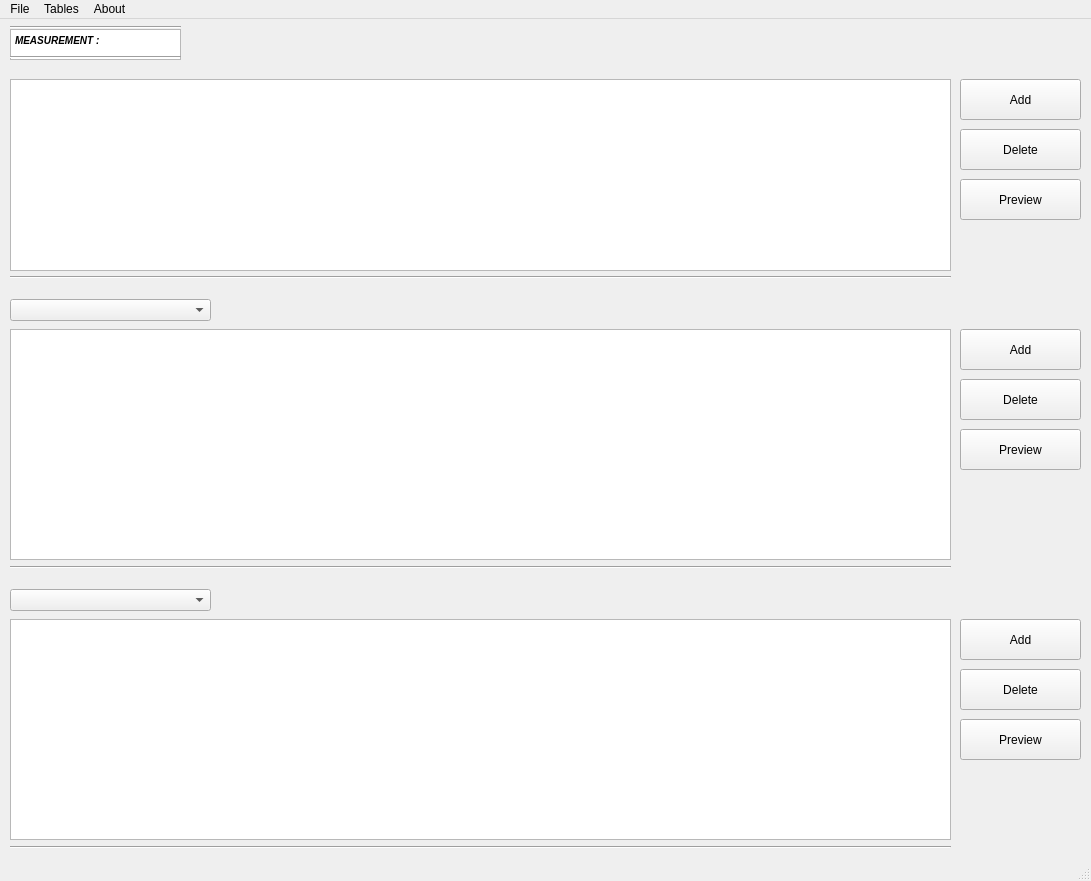
This is FFSDatabaseInterface.ui in shimanskIA/FFS-Software as Qt 5 draws it before an edit. The edited form follows.
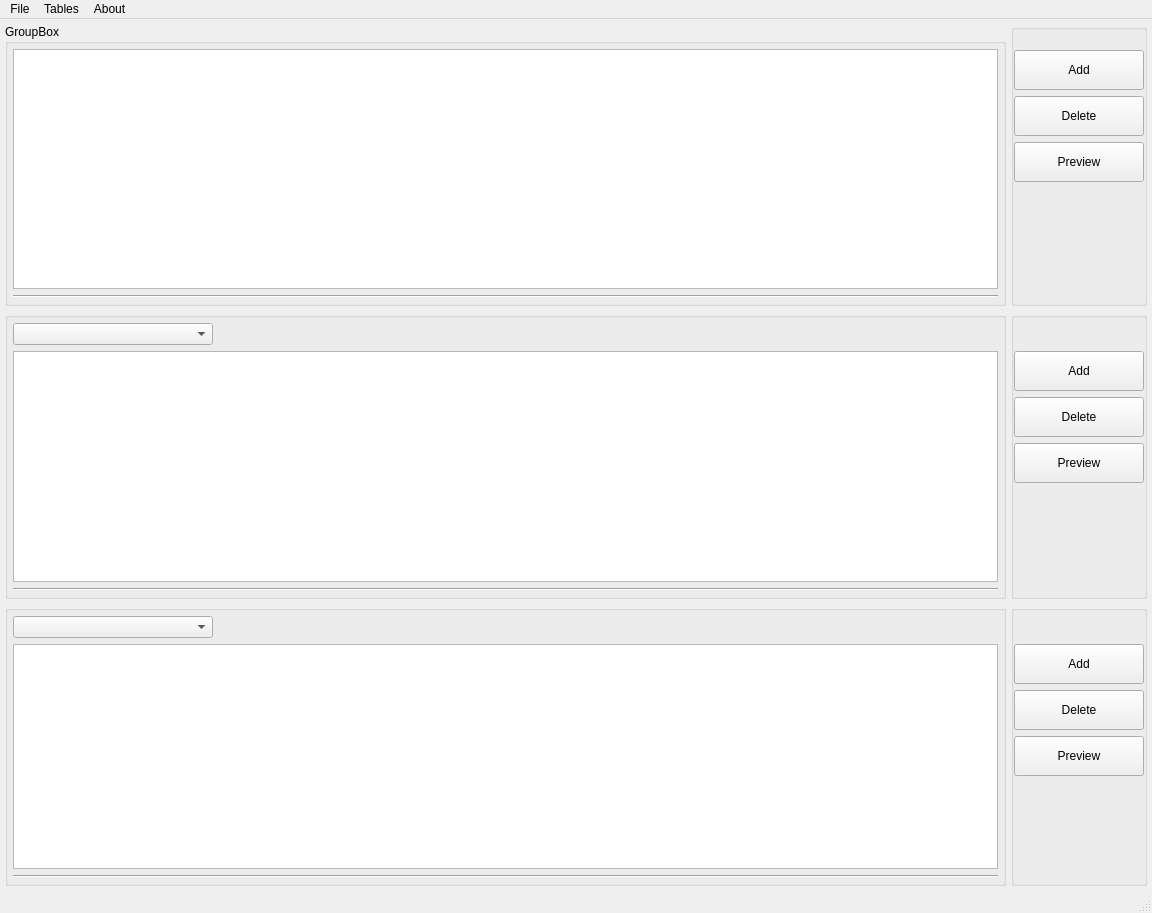
This is the edited form. Icons and pictures are not drawn.

Commit message: main form was made scalable, added new icon to main view

Patch:
```diff
--- a/FFSDatabaseInterface.ui
+++ b/FFSDatabaseInterface.ui
@@ -6,10 +6,16 @@
    <rect>
     <x>0</x>
     <y>0</y>
-    <width>1091</width>
-    <height>881</height>
+    <width>1152</width>
+    <height>913</height>
    </rect>
   </property>
+  <property name="minimumSize">
+   <size>
+    <width>0</width>
+    <height>0</height>
+   </size>
+  </property>
   <property name="windowTitle">
    <string>FFSProcessor</string>
   </property>
@@ -20,121 +26,67 @@
      <verstretch>0</verstretch>
     </sizepolicy>
    </property>
-   <widget class="QTextBrowser" name="tableName">
-    <property name="geometry">
-     <rect>
-      <x>10</x>
-      <y>10</y>
-      <width>171</width>
-      <height>31</height>
-     </rect>
+   <layout class="QVBoxLayout" name="verticalLayout_2" stretch="0,0,0">
+    <property name="leftMargin">
+     <number>5</number>
     </property>
-    <property name="font">
-     <font>
-      <weight>75</weight>
-      <italic>true</italic>
-      <bold>true</bold>
-     </font>
+    <property name="topMargin">
+     <number>5</number>
     </property>
-    <property name="html">
-     <string>&lt;!DOCTYPE HTML PUBLIC &quot;-//W3C//DTD HTML 4.0//EN&quot; &quot;http://www.w3.org/TR/REC-html40/strict.dtd&quot;&gt;
-&lt;html&gt;&lt;head&gt;&lt;meta name=&quot;qrichtext&quot; content=&quot;1&quot; /&gt;&lt;style type=&quot;text/css&quot;&gt;
-p, li { white-space: pre-wrap; }
-&lt;/style&gt;&lt;/head&gt;&lt;body style=&quot; font-family:'MS Shell Dlg 2'; font-size:7.8pt; font-weight:600; font-style:italic;&quot;&gt;
-&lt;p style=&quot; margin-top:0px; margin-bottom:0px; margin-left:0px; margin-right:0px; -qt-block-indent:0; text-indent:0px;&quot;&gt;MEASUREMENT :&lt;/p&gt;&lt;/body&gt;&lt;/html&gt;</string>
+    <property name="rightMargin">
+     <number>5</number>
     </property>
-   </widget>
-   <widget class="Line" name="line">
-    <property name="geometry">
-     <rect>
-      <x>10</x>
-      <y>30</y>
-      <width>171</width>
-      <height>16</height>
-     </rect>
+    <property name="bottomMargin">
+     <number>5</number>
     </property>
-    <property name="orientation">
-     <enum>Qt::Horizontal</enum>
-    </property>
-   </widget>
-   <widget class="Line" name="line_2">
-    <property name="geometry">
-     <rect>
-      <x>10</x>
-      <y>0</y>
-      <width>171</width>
-      <height>16</height>
-     </rect>
-    </property>
-    <property name="orientation">
-     <enum>Qt::Horizontal</enum>
-    </property>
-   </widget>
-   <widget class="Line" name="line_3">
-    <property name="geometry">
-     <rect>
-      <x>10</x>
-      <y>250</y>
-      <width>941</width>
-      <height>16</height>
-     </rect>
-    </property>
-    <property name="orientation">
-     <enum>Qt::Horizontal</enum>
-    </property>
-   </widget>
-   <widget class="QTableView" name="minorTableView">
-    <property name="geometry">
-     <rect>
-      <x>10</x>
-      <y>310</y>
-      <width>941</width>
-      <height>231</height>
-     </rect>
-    </property>
-    <property name="font">
-     <font>
-      <pointsize>7</pointsize>
-     </font>
-    </property>
-    <attribute name="horizontalHeaderHighlightSections">
-     <bool>false</bool>
-    </attribute>
-    <attribute name="verticalHeaderMinimumSectionSize">
-     <number>20</number>
-    </attribute>
-   </widget>
-   <widget class="Line" name="line_4">
-    <property name="geometry">
-     <rect>
-      <x>10</x>
-      <y>540</y>
-      <width>941</width>
-      <height>16</height>
-     </rect>
-    </property>
-    <property name="orientation">
-     <enum>Qt::Horizontal</enum>
-    </property>
-   </widget>
-   <widget class="QComboBox" name="tableSelector">
-    <property name="geometry">
-     <rect>
-      <x>10</x>
-      <y>280</y>
-      <width>201</width>
-      <height>22</height>
-     </rect>
-    </property>
-   </widget>
+    <item>
+     <layout class="QHBoxLayout" name="horizontalLayout_2">
+      <property name="spacing">
+       <number>5</number>
+      </property>
+      <property name="leftMargin">
+       <number>0</number>
+      </property>
+      <property name="topMargin">
+       <number>0</number>
+      </property>
+      <property name="rightMargin">
+       <number>0</number>
+      </property>
+      <property name="bottomMargin">
+       <number>0</number>
+      </property>
+      <item>
+       <widget class="QGroupBox" name="groupBox">
+        <property name="minimumSize">
+         <size>
+          <width>11</width>
+          <height>0</height>
+         </size>
+        </property>
+        <property name="title">
+         <string>GroupBox</string>
+        </property>
+        <layout class="QVBoxLayout" name="verticalLayout_11">
+         <property name="leftMargin">
+          <number>5</number>
+         </property>
+         <property name="topMargin">
+          <number>5</number>
+         </property>
+         <property name="rightMargin">
+          <number>5</number>
+         </property>
+         <property name="bottomMargin">
+          <number>5</number>
+         </property>
+         <item>
    <widget class="QTableView" name="majorTableView">
-    <property name="geometry">
-     <rect>
-      <x>10</x>
-      <y>60</y>
-      <width>941</width>
+           <property name="minimumSize">
+            <size>
+             <width>979</width>
       <height>192</height>
-     </rect>
+            </size>
     </property>
     <property name="font">
      <font>
@@ -154,174 +106,414 @@
      <number>20</number>
     </attribute>
    </widget>
-   <widget class="QTableView" name="minorSubtableView">
-    <property name="geometry">
-     <rect>
-      <x>10</x>
-      <y>600</y>
-      <width>941</width>
-      <height>221</height>
-     </rect>
-    </property>
-    <property name="font">
-     <font>
-      <pointsize>7</pointsize>
-     </font>
-    </property>
-    <attribute name="horizontalHeaderHighlightSections">
-     <bool>false</bool>
-    </attribute>
-    <attribute name="verticalHeaderMinimumSectionSize">
-     <number>20</number>
-    </attribute>
-   </widget>
+         </item>
+         <item>
    <widget class="Line" name="line_5">
-    <property name="geometry">
-     <rect>
-      <x>10</x>
-      <y>820</y>
-      <width>941</width>
-      <height>16</height>
-     </rect>
-    </property>
     <property name="orientation">
      <enum>Qt::Horizontal</enum>
     </property>
    </widget>
-   <widget class="QComboBox" name="minorTableSelector">
-    <property name="geometry">
-     <rect>
-      <x>10</x>
-      <y>570</y>
-      <width>201</width>
-      <height>22</height>
-     </rect>
-    </property>
-   </widget>
+         </item>
+        </layout>
+       </widget>
+      </item>
+      <item>
+       <widget class="QGroupBox" name="majorButtonsBox">
+        <property name="title">
+         <string/>
+        </property>
+        <layout class="QVBoxLayout" name="verticalLayout_12">
+         <property name="leftMargin">
+          <number>0</number>
+         </property>
+         <property name="topMargin">
+          <number>20</number>
+         </property>
+         <property name="rightMargin">
+          <number>0</number>
+         </property>
+         <property name="bottomMargin">
+          <number>5</number>
+         </property>
+         <item>
    <widget class="QPushButton" name="majorAddButton">
-    <property name="geometry">
-     <rect>
-      <x>960</x>
-      <y>60</y>
-      <width>121</width>
-      <height>41</height>
-     </rect>
+           <property name="minimumSize">
+            <size>
+             <width>130</width>
+             <height>40</height>
+            </size>
+           </property>
+           <property name="maximumSize">
+            <size>
+             <width>16777215</width>
+             <height>16777215</height>
+            </size>
     </property>
     <property name="text">
      <string>Add</string>
     </property>
    </widget>
+         </item>
+         <item>
    <widget class="QPushButton" name="majorDeleteButton">
-    <property name="geometry">
-     <rect>
-      <x>960</x>
-      <y>110</y>
-      <width>121</width>
-      <height>41</height>
-     </rect>
+           <property name="minimumSize">
+            <size>
+             <width>0</width>
+             <height>40</height>
+            </size>
     </property>
     <property name="text">
      <string>Delete</string>
     </property>
    </widget>
+         </item>
+         <item>
+          <widget class="QPushButton" name="majorPreviewButton">
+           <property name="minimumSize">
+            <size>
+             <width>0</width>
+             <height>40</height>
+            </size>
+           </property>
+           <property name="text">
+            <string>Preview</string>
+           </property>
+          </widget>
+         </item>
+         <item>
+          <spacer name="verticalSpacer">
+           <property name="orientation">
+            <enum>Qt::Vertical</enum>
+           </property>
+           <property name="sizeHint" stdset="0">
+            <size>
+             <width>20</width>
+             <height>40</height>
+            </size>
+           </property>
+          </spacer>
+         </item>
+        </layout>
+       </widget>
+      </item>
+     </layout>
+    </item>
+    <item>
+     <layout class="QHBoxLayout" name="horizontalLayout">
+      <property name="spacing">
+       <number>5</number>
+      </property>
+      <property name="leftMargin">
+       <number>0</number>
+      </property>
+      <property name="topMargin">
+       <number>0</number>
+      </property>
+      <property name="rightMargin">
+       <number>0</number>
+      </property>
+      <property name="bottomMargin">
+       <number>0</number>
+      </property>
+      <item>
+       <widget class="QGroupBox" name="groupBox_3">
+        <property name="title">
+         <string/>
+        </property>
+        <layout class="QVBoxLayout" name="verticalLayout_15">
+         <property name="leftMargin">
+          <number>5</number>
+         </property>
+         <property name="topMargin">
+          <number>5</number>
+         </property>
+         <property name="rightMargin">
+          <number>5</number>
+         </property>
+         <property name="bottomMargin">
+          <number>5</number>
+         </property>
+         <item>
+          <widget class="QComboBox" name="tableSelector">
+           <property name="minimumSize">
+            <size>
+             <width>0</width>
+             <height>0</height>
+            </size>
+           </property>
+           <property name="maximumSize">
+            <size>
+             <width>200</width>
+             <height>16777215</height>
+            </size>
+           </property>
+          </widget>
+         </item>
+         <item>
+          <widget class="QTableView" name="minorTableView">
+           <property name="minimumSize">
+            <size>
+             <width>979</width>
+             <height>231</height>
+            </size>
+           </property>
+           <property name="font">
+            <font>
+             <pointsize>7</pointsize>
+            </font>
+           </property>
+           <attribute name="horizontalHeaderHighlightSections">
+            <bool>false</bool>
+           </attribute>
+           <attribute name="verticalHeaderMinimumSectionSize">
+            <number>20</number>
+           </attribute>
+          </widget>
+         </item>
+         <item>
+          <widget class="Line" name="line_7">
+           <property name="orientation">
+            <enum>Qt::Horizontal</enum>
+           </property>
+          </widget>
+         </item>
+        </layout>
+       </widget>
+      </item>
+      <item>
+       <widget class="QGroupBox" name="minorButtonsBox">
+        <property name="title">
+         <string/>
+        </property>
+        <layout class="QVBoxLayout" name="verticalLayout_16">
+         <property name="leftMargin">
+          <number>0</number>
+         </property>
+         <property name="topMargin">
+          <number>33</number>
+         </property>
+         <property name="rightMargin">
+          <number>0</number>
+         </property>
+         <property name="bottomMargin">
+          <number>5</number>
+         </property>
+         <item>
    <widget class="QPushButton" name="minorAddButton">
-    <property name="geometry">
-     <rect>
-      <x>960</x>
-      <y>310</y>
-      <width>121</width>
-      <height>41</height>
-     </rect>
+           <property name="minimumSize">
+            <size>
+             <width>130</width>
+             <height>40</height>
+            </size>
     </property>
     <property name="text">
      <string>Add</string>
     </property>
    </widget>
+         </item>
+         <item>
    <widget class="QPushButton" name="minorDeleteButton">
-    <property name="geometry">
-     <rect>
-      <x>960</x>
-      <y>360</y>
-      <width>121</width>
-      <height>41</height>
-     </rect>
+           <property name="minimumSize">
+            <size>
+             <width>130</width>
+             <height>40</height>
+            </size>
     </property>
     <property name="text">
      <string>Delete</string>
     </property>
    </widget>
+         </item>
+         <item>
+          <widget class="QPushButton" name="minorPreviewButton">
+           <property name="minimumSize">
+            <size>
+             <width>130</width>
+             <height>40</height>
+            </size>
+           </property>
+           <property name="text">
+            <string>Preview</string>
+           </property>
+          </widget>
+         </item>
+         <item>
+          <spacer name="verticalSpacer_2">
+           <property name="orientation">
+            <enum>Qt::Vertical</enum>
+           </property>
+           <property name="sizeHint" stdset="0">
+            <size>
+             <width>20</width>
+             <height>40</height>
+            </size>
+           </property>
+          </spacer>
+         </item>
+        </layout>
+       </widget>
+      </item>
+     </layout>
+    </item>
+    <item>
+     <layout class="QHBoxLayout" name="horizontalLayout_4">
+      <property name="spacing">
+       <number>5</number>
+      </property>
+      <property name="leftMargin">
+       <number>0</number>
+      </property>
+      <property name="topMargin">
+       <number>0</number>
+      </property>
+      <property name="rightMargin">
+       <number>0</number>
+      </property>
+      <property name="bottomMargin">
+       <number>0</number>
+      </property>
+      <item>
+       <widget class="QGroupBox" name="groupBox_5">
+        <property name="title">
+         <string/>
+        </property>
+        <layout class="QVBoxLayout" name="verticalLayout_23">
+         <property name="leftMargin">
+          <number>5</number>
+         </property>
+         <property name="topMargin">
+          <number>5</number>
+         </property>
+         <property name="rightMargin">
+          <number>5</number>
+         </property>
+         <property name="bottomMargin">
+          <number>5</number>
+         </property>
+         <item>
+          <widget class="QComboBox" name="minorTableSelector">
+           <property name="maximumSize">
+            <size>
+             <width>200</width>
+             <height>16777215</height>
+            </size>
+           </property>
+          </widget>
+         </item>
+         <item>
+          <widget class="QTableView" name="minorSubtableView">
+           <property name="minimumSize">
+            <size>
+             <width>979</width>
+             <height>221</height>
+            </size>
+           </property>
+           <property name="font">
+            <font>
+             <pointsize>7</pointsize>
+            </font>
+           </property>
+           <attribute name="horizontalHeaderHighlightSections">
+            <bool>false</bool>
+           </attribute>
+           <attribute name="verticalHeaderMinimumSectionSize">
+            <number>20</number>
+           </attribute>
+          </widget>
+         </item>
+         <item>
+          <widget class="Line" name="line_11">
+           <property name="orientation">
+            <enum>Qt::Horizontal</enum>
+           </property>
+          </widget>
+         </item>
+        </layout>
+       </widget>
+      </item>
+      <item>
+       <widget class="QGroupBox" name="minorButtonsSubbox">
+        <property name="title">
+         <string/>
+        </property>
+        <layout class="QVBoxLayout" name="verticalLayout_24">
+         <property name="leftMargin">
+          <number>0</number>
+         </property>
+         <property name="topMargin">
+          <number>33</number>
+         </property>
+         <property name="rightMargin">
+          <number>0</number>
+         </property>
+         <property name="bottomMargin">
+          <number>5</number>
+         </property>
+         <item>
    <widget class="QPushButton" name="minorAddSubbutton">
-    <property name="geometry">
-     <rect>
-      <x>960</x>
-      <y>600</y>
-      <width>121</width>
-      <height>41</height>
-     </rect>
+           <property name="minimumSize">
+            <size>
+             <width>130</width>
+             <height>40</height>
+            </size>
     </property>
     <property name="text">
      <string>Add</string>
     </property>
    </widget>
+         </item>
+         <item>
    <widget class="QPushButton" name="minorDeleteSubbutton">
-    <property name="geometry">
-     <rect>
-      <x>960</x>
-      <y>650</y>
-      <width>121</width>
-      <height>41</height>
-     </rect>
+           <property name="minimumSize">
+            <size>
+             <width>130</width>
+             <height>40</height>
+            </size>
     </property>
     <property name="text">
      <string>Delete</string>
     </property>
    </widget>
-   <widget class="QPushButton" name="majorPreviewButton">
-    <property name="geometry">
-     <rect>
-      <x>960</x>
-      <y>160</y>
-      <width>121</width>
-      <height>41</height>
-     </rect>
-    </property>
-    <property name="text">
-     <string>Preview</string>
-    </property>
-   </widget>
-   <widget class="QPushButton" name="minorPreviewButton">
-    <property name="geometry">
-     <rect>
-      <x>960</x>
-      <y>410</y>
-      <width>121</width>
-      <height>41</height>
-     </rect>
-    </property>
-    <property name="text">
-     <string>Preview</string>
-    </property>
-   </widget>
+         </item>
+         <item>
    <widget class="QPushButton" name="minorPreviewSubbutton">
-    <property name="geometry">
-     <rect>
-      <x>960</x>
-      <y>700</y>
-      <width>121</width>
-      <height>41</height>
-     </rect>
+           <property name="minimumSize">
+            <size>
+             <width>130</width>
+             <height>40</height>
+            </size>
     </property>
     <property name="text">
      <string>Preview</string>
     </property>
    </widget>
+         </item>
+         <item>
+          <spacer name="verticalSpacer_3">
+           <property name="orientation">
+            <enum>Qt::Vertical</enum>
+           </property>
+           <property name="sizeHint" stdset="0">
+            <size>
+             <width>20</width>
+             <height>40</height>
+            </size>
+           </property>
+          </spacer>
+         </item>
+        </layout>
+       </widget>
+      </item>
+     </layout>
+    </item>
+   </layout>
   </widget>
   <widget class="QMenuBar" name="menuBar">
    <property name="geometry">
     <rect>
      <x>0</x>
      <y>0</y>
-     <width>1091</width>
+     <width>1152</width>
      <height>26</height>
     </rect>
    </property>
```
Left out of the diff: 4 changed lines with no effect on the pictures. Lines whose indentation alone changed are shown as unchanged. The commit also changes 6 other files.
